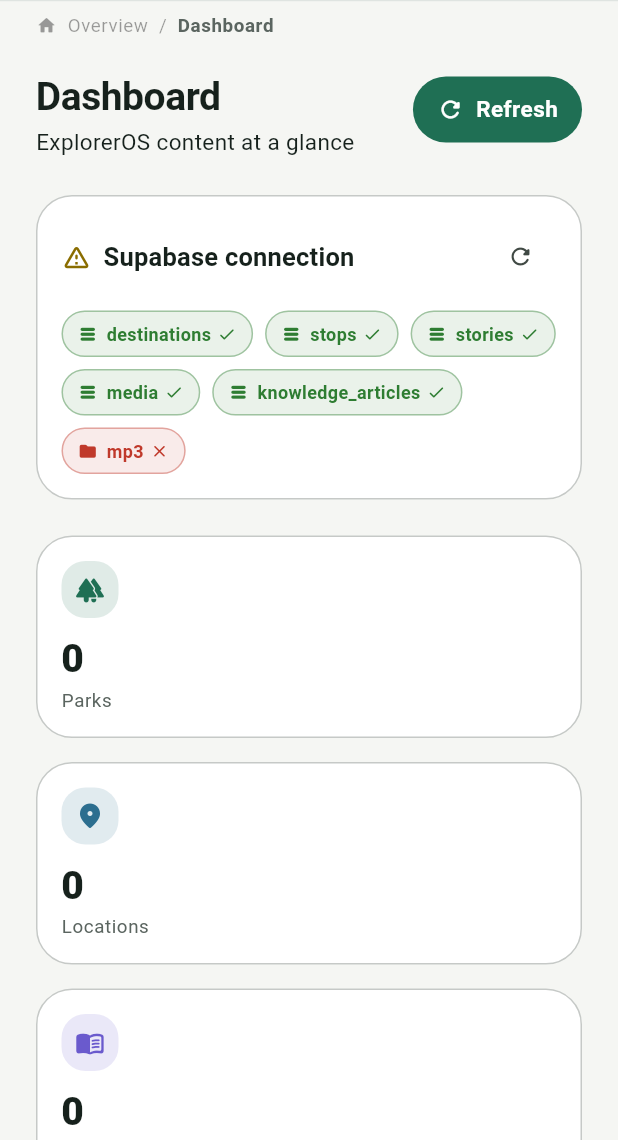
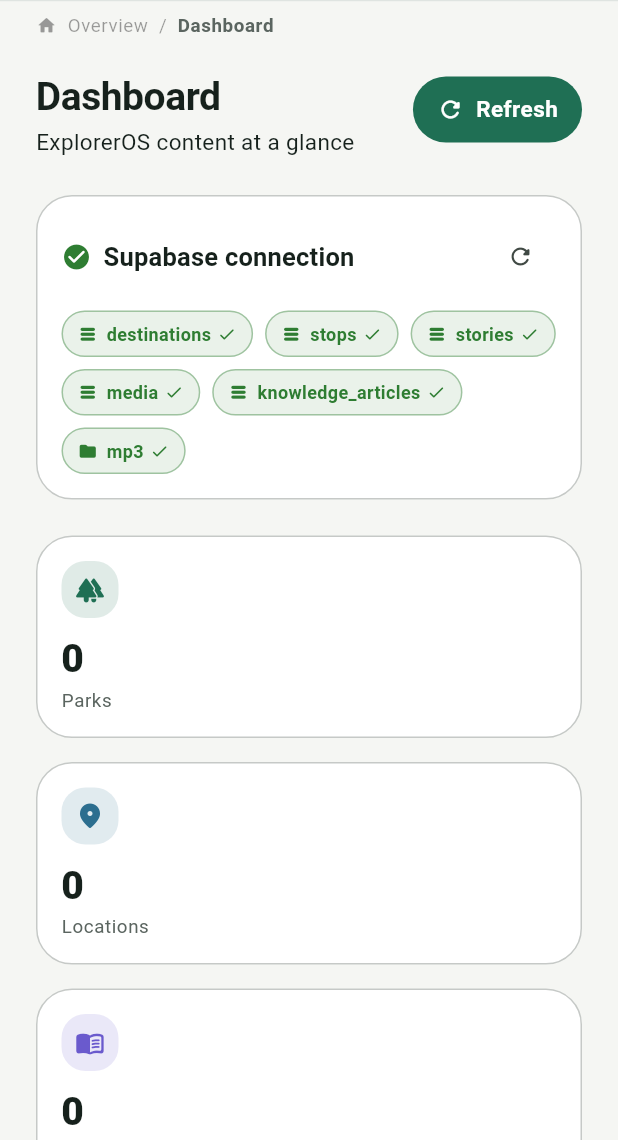
Before and after one commit to trashpin/radio, a Flutter app: the AdminShell screen opened directly, after a tap on the "menu" icon, after a tap on the "dark mode" icon, on a phone screen of 412 x 824 dp, the part 96-1236 px from its top. Run offline on Flutter 3.47's test engine with Material 3 defaults, Android fonts, the phone set to English and light mode, and no system bars; our stand-ins replace audio_service, csv, flutter_dotenv, flutter_riverpod, geolocator, go_router and 3 more; accounts and stored records are empty.

```diff
--- a/lib/features/admin/admin_connection.dart
+++ b/lib/features/admin/admin_connection.dart
@@ -72,16 +72,14 @@ class SupabaseDiagnosticsService {
         results.add(ConnectionCheck(t, CheckKind.table, false, _msg(e)));
       }
     }
-    try {
-      final list = await _client.storage.listBuckets();
-      final names = list.map((b) => b.name).toSet();
-      for (final b in buckets) {
-        final present = names.contains(b);
-        results.add(ConnectionCheck(
-            b, CheckKind.bucket, present, present ? 'present' : 'missing'));
-      }
-    } catch (e) {
-      for (final b in buckets) {
+    // Probe each bucket by listing its objects. `listBuckets()` isn't available
+    // to the anon/publishable key (returns empty), so list objects instead —
+    // a public bucket responds without throwing.
+    for (final b in buckets) {
+      try {
+        await _client.storage.from(b).list();
+        results.add(ConnectionCheck(b, CheckKind.bucket, true, 'reachable'));
+      } catch (e) {
         results.add(ConnectionCheck(b, CheckKind.bucket, false, _msg(e)));
       }
     }
```
